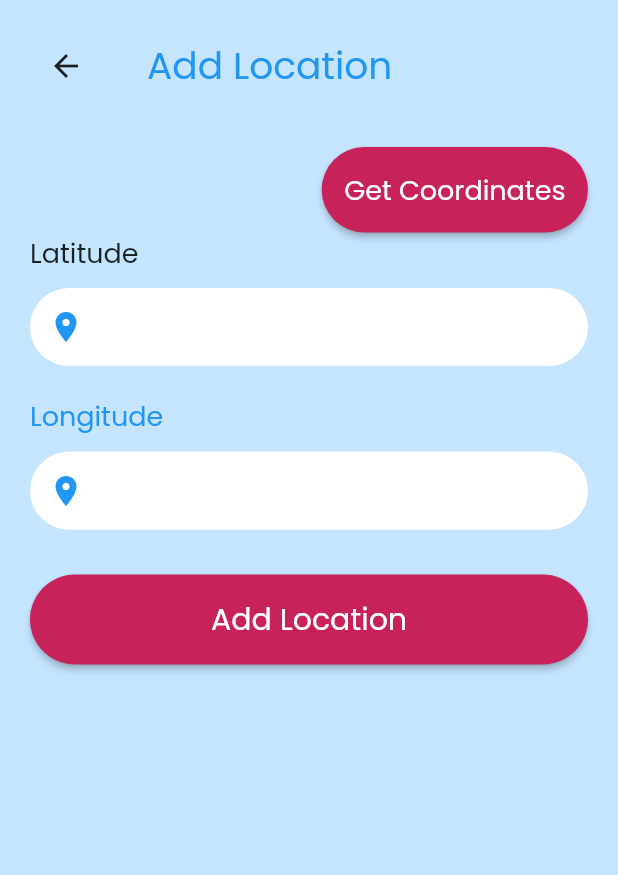
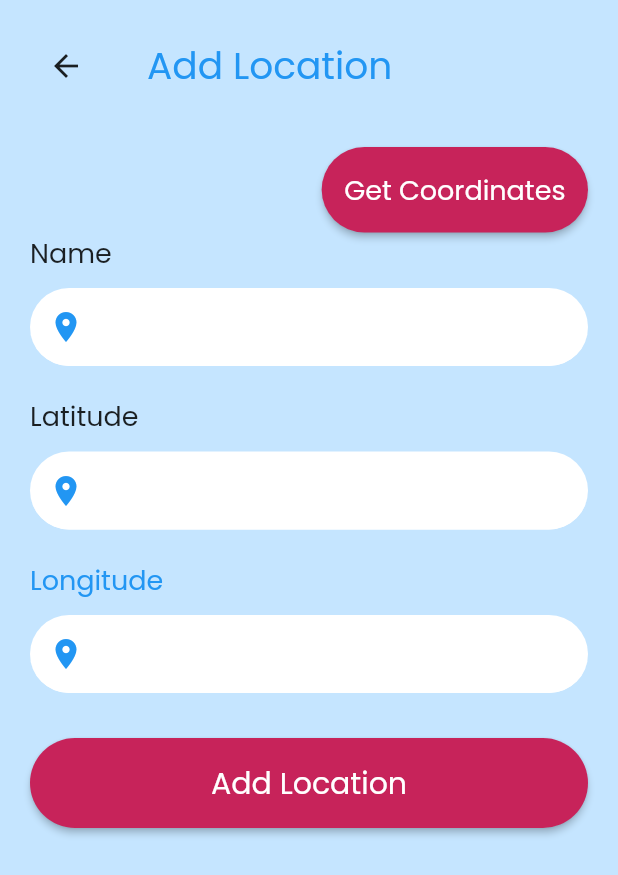
Before and after one commit to ademola-b/PlaceFinder, a Flutter app: the AddLocation screen opened by its route, on a phone screen of 412 x 824 dp. Shown: the top 875 px of the screen. Run offline on Flutter 3.47's test engine with Material 2 defaults, Android fonts, the phone set to English and light mode, and no system bars; our stand-ins replace animated_splash_screen, flutter_dotenv, flutter_svg, location, shared_preferences; missing offline and left inert: dart:ffi, flutter_mapbox_navigation, mapbox_gl; accounts and stored records are empty; network calls fail.

Commit message:
Admin can add location

```diff
--- /dev/null
+++ b/place_finder/lib/models/location_creation_response.dart
@@ -0,0 +1,40 @@
+// To parse this JSON data, do
+//
+//     final locationCreationResponse = locationCreationResponseFromJson(jsonString);
+
+import 'dart:convert';
+
+LocationCreationResponse locationCreationResponseFromJson(String str) =>
+    LocationCreationResponse.fromJson(json.decode(str));
+
+String locationCreationResponseToJson(LocationCreationResponse data) =>
+    json.encode(data.toJson());
+
+class LocationCreationResponse {
+  String? locationId;
+  String name;
+  String latitude;
+  String longitude;
+
+  LocationCreationResponse({
+    this.locationId,
+    required this.name,
+    required this.latitude,
+    required this.longitude,
+  });
+
+  factory LocationCreationResponse.fromJson(Map<String, dynamic> json) =>
+      LocationCreationResponse(
+        locationId: json["location_id"],
+        name: json["name"],
+        latitude: json["latitude"],
+        longitude: json["longitude"],
+      );
+
+  Map<String, dynamic> toJson() => {
+        "location_id": locationId,
+        "name": name,
+        "latitude": latitude,
+        "longitude": longitude,
+      };
+}
--- /dev/null
+++ b/place_finder/lib/models/location_response.dart
@@ -0,0 +1,37 @@
+// To parse this JSON data, do
+//
+//     final locationResponse = locationResponseFromJson(jsonString);
+
+import 'dart:convert';
+
+List<LocationResponse> locationResponseFromJson(String str) => List<LocationResponse>.from(json.decode(str).map((x) => LocationResponse.fromJson(x)));
+
+String locationResponseToJson(List<LocationResponse> data) => json.encode(List<dynamic>.from(data.map((x) => x.toJson())));
+
+class LocationResponse {
+    String locationId;
+    String name;
+    String latitude;
+    String longitude;
+
+    LocationResponse({
+        required this.locationId,
+        required this.name,
+        required this.latitude,
+        required this.longitude,
+    });
+
+    factory LocationResponse.fromJson(Map<String, dynamic> json) => LocationResponse(
+        locationId: json["location_id"],
+        name: json["name"],
+        latitude: json["latitude"],
+        longitude: json["longitude"],
+    );
+
+    Map<String, dynamic> toJson() => {
+        "location_id": locationId,
+        "name": name,
+        "latitude": latitude,
+        "longitude": longitude,
+    };
+}
--- a/place_finder/lib/screens/admin/add_location.dart
+++ b/place_finder/lib/screens/admin/add_location.dart
@@ -1,7 +1,9 @@
+// ignore_for_file: use_build_context_synchronously
+
 import 'package:flutter/material.dart';
-import 'package:flutter/rendering.dart';
-import 'package:flutter/src/widgets/container.dart';
-import 'package:flutter/src/widgets/framework.dart';
+import 'package:location/location.dart';
+import 'package:place_finder/models/location_creation_response.dart';
+import 'package:place_finder/services/remote_service.dart';
 import 'package:place_finder/utils/constants.dart';
 import 'package:place_finder/utils/defaultButton.dart';
 import 'package:place_finder/utils/defaultText.dart';
@@ -17,8 +19,52 @@ class AddLocation extends StatefulWidget {
 class _AddLocationState extends State<AddLocation> {
   final _form = GlobalKey<FormState>();
 
-  late String? _lat;
-  late String? _long;
+  String? _name;
+  String? _lat;
+  String? _lng;
+
+  TextEditingController name = TextEditingController();
+  TextEditingController latitude = TextEditingController();
+  TextEditingController longitude = TextEditingController();
+
+  _addLocation() async {
+    var isValid = _form.currentState!.validate();
+    if (!isValid) return;
+
+    _form.currentState!.save();
+
+    LocationCreationResponse? locationCreate =
+        await RemoteService.locationCreate(
+            context, name.text, latitude.text, longitude.text);
+
+    await Constants.dialogBox(context, "Location Added", Constants.primaryColor,
+        Icons.check_circle_outline);
+    Navigator.pop(context);
+  }
+
+  getCurrentLocation() async {
+    Location _location = Location();
+    bool? _serviceEnabled;
+    PermissionStatus? _permissionGranted;
+
+    _serviceEnabled = await _location.serviceEnabled();
+    if (!_serviceEnabled) {
+      _serviceEnabled = await _location.requestService();
+    }
+
+    _permissionGranted = await _location.hasPermission();
+    if (_permissionGranted == PermissionStatus.denied) {
+      _permissionGranted = await _location.requestPermission();
+    }
+
+    // Get the current location
+    LocationData _locationData = await _location.getLocation();
+
+    setState(() {
+      latitude.text = _locationData.latitude.toString();
+      longitude.text = _locationData.longitude.toString();
+    });
+  }
 
   @override
   Widget build(BuildContext context) {
@@ -55,7 +101,9 @@ class _AddLocationState extends State<AddLocation> {
                     mainAxisAlignment: MainAxisAlignment.end,
                     children: [
                       DefaultButton(
-                          onPressed: () {},
+                          onPressed: () {
+                            getCurrentLocation();
+                          },
                           text: "Get Coordinates",
                           textSize: 18.0)
                     ],
@@ -67,10 +115,29 @@ class _AddLocationState extends State<AddLocation> {
                         children: [
                           const Align(
                             alignment: Alignment.centerLeft,
+                            child: DefaultText(size: 18.0, text: "Name"),
+                          ),
+                          const SizedBox(height: 10.0),
+                          DefaultTextFormField(
+                            text: name,
+                            obscureText: false,
+                            maxLines: 1,
+                            fontSize: 20.0,
+                            icon: Icons.location_on,
+                            keyboardInputType: TextInputType.text,
+                            validator: Constants.validator,
+                            onSaved: (value) {
+                              _name = value!;
+                            },
+                          ),
+                          const SizedBox(height: 20.0),
+                          const Align(
+                            alignment: Alignment.centerLeft,
                             child: DefaultText(size: 18.0, text: "Latitude"),
                           ),
                           const SizedBox(height: 10.0),
                           DefaultTextFormField(
+                            text: latitude,
                             obscureText: false,
                             maxLines: 1,
                             fontSize: 20.0,
@@ -92,6 +159,7 @@ class _AddLocationState extends State<AddLocation> {
                           ),
                           const SizedBox(height: 10.0),
                           DefaultTextFormField(
+                            text: longitude,
                             obscureText: false,
                             maxLines: 1,
                             keyboardInputType: TextInputType.text,
@@ -99,14 +167,16 @@ class _AddLocationState extends State<AddLocation> {
                             icon: Icons.location_on,
                             validator: Constants.validator,
                             onSaved: (value) {
-                              _long = value!;
+                              _lng = value!;
                             },
                           ),
                           const SizedBox(height: 30.0),
                           SizedBox(
                             width: size.width,
                             child: DefaultButton(
-                              onPressed: () {},
+                              onPressed: () {
+                                _addLocation();
+                              },
                               text: 'Add Location',
                               textSize: 20.0,
                             ),
--- a/place_finder/lib/services/urls.dart
+++ b/place_finder/lib/services/urls.dart
@@ -1,5 +1,6 @@
 String baseUrl = "http://192.168.14.182:8000";
 
-Uri registerUrl = Uri.parse("$baseUrl/accounts/register/");
-Uri loginUrl = Uri.parse("$baseUrl/accounts/login/");
-Uri userUrl = Uri.parse("$baseUrl/accounts/user/");
+Uri registerUrl = Uri.parse("$baseUrl/api/accounts/register/");
+Uri loginUrl = Uri.parse("$baseUrl/api/accounts/login/");
+Uri userUrl = Uri.parse("$baseUrl/api/accounts/user/");
+Uri locationUrl = Uri.parse("$baseUrl/api/locations/");
```
Also changed, not shown: place_finder/lib/screens/admin/dashboard.dart (+19 -3 lines), place_finder/lib/screens/homepage.dart (+46 -44 lines), place_finder/lib/services/remote_service.dart (+41 -3 lines), place_finder/lib/utils/constants.dart (+36 -4 lines), 10 other files.
